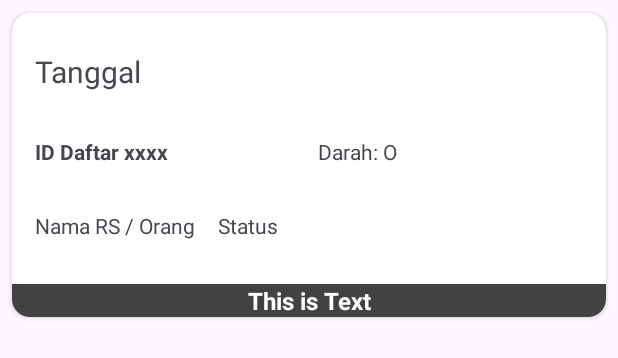
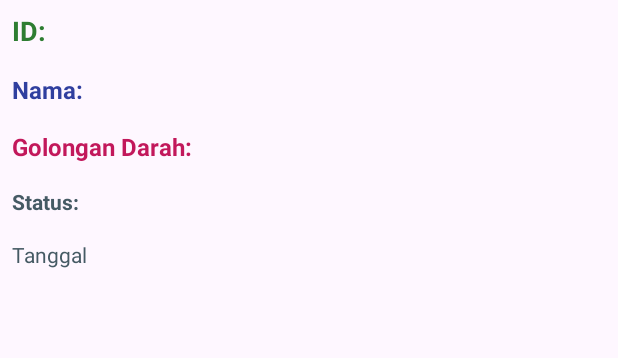
Before and after one commit to mdhkrmd/donorin, an Android app: the layout rv_darahdarurat_item.xml on its own in the app's theme, with its tools: preview values and no code run, on a phone screen of 412 x 824 dp. Shown: the top 358 px of the screen. Run offline under Robolectric (Android 15) with nearby library versions, the phone set to English and light mode, and no system bars.

Commit message:
update list darah darurat

```diff
--- a/app/src/main/java/com/example/donorin/RetroServer.java
+++ b/app/src/main/java/com/example/donorin/RetroServer.java
@@ -4,7 +4,7 @@ import retrofit2.Retrofit;
 import retrofit2.converter.gson.GsonConverterFactory;
 
 public class RetroServer {
-    public static final String BASE_URL = "https://8e87-125-164-23-82.ngrok-free.app/";
+    public static final String BASE_URL = "https://4fa1-125-164-18-27.ngrok-free.app/";
 
     public static RetrofitAPI getRetrofitAPI() {
         return new Retrofit.Builder()
--- a/app/src/main/java/com/example/donorin/RetrofitAPI.java
+++ b/app/src/main/java/com/example/donorin/RetrofitAPI.java
@@ -29,6 +29,9 @@ public interface RetrofitAPI {
     @POST("updateprofil")
     Call<DataModalUpdateProfil> createPostUpdate(@Body DataModalUpdateProfil dataModalUpdateProfil);
 
+    @GET("darah-darurat")
+    Call<List<DataModalDarahDarurat>> getDataDarahDaruratList();
+
     @POST("tambah-darah-darurat")
     Call<DataModalDarahDarurat> createDarahDarurat(@Body DataModalDarahDarurat dataModalDarahDarurat);
 
--- a/app/src/main/java/com/example/donorin/reqDarah.java
+++ b/app/src/main/java/com/example/donorin/reqDarah.java
@@ -72,7 +72,7 @@ public class reqDarah extends AppCompatActivity {
             return;
         }
 
-        DataModalDarahDarurat newData = new DataModalDarahDarurat(nama, golonganDarah, deskripsi);
+        DataModalDarahDarurat newData = new DataModalDarahDarurat(null, nama, golonganDarah, deskripsi, null, null);
 
         Call<DataModalDarahDarurat> call = RetroServer.getRetrofitAPI().createDarahDarurat(newData);
         call.enqueue(new Callback<DataModalDarahDarurat>() {
--- a/app/src/main/res/layout/activity_darah_darurat.xml
+++ b/app/src/main/res/layout/activity_darah_darurat.xml
@@ -4,7 +4,7 @@
     xmlns:tools="http://schemas.android.com/tools"
     android:layout_width="match_parent"
     android:layout_height="match_parent"
-    tools:context=".listRspmi">
+    tools:context=".darahDarurat">
 
     <ScrollView
         android:id="@+id/scrollView2"
@@ -26,8 +26,8 @@
                 android:layout_width="match_parent"
                 android:layout_height="615dp">
 
-                <androidx.recyclerview.widget.RecyclerView
-                    android:id="@+id/rvDarahDarurat"
+                <ListView
+                    android:id="@+id/lvDarahDarurat"
                     android:layout_width="match_parent"
                     android:layout_height="match_parent"
                     android:clipToPadding="false"
--- a/app/src/main/res/layout/rv_darahdarurat_item.xml
+++ b/app/src/main/res/layout/rv_darahdarurat_item.xml
@@ -1,94 +1,55 @@
 <?xml version="1.0" encoding="utf-8"?>
-<androidx.cardview.widget.CardView xmlns:android="http://schemas.android.com/apk/res/android"
-    xmlns:app="http://schemas.android.com/apk/res-auto"
-    android:layout_width="match_parent"
-    android:layout_height="216dp"
-    android:layout_margin="2dp"
-    app:cardCornerRadius="12dp"
-    app:cardUseCompatPadding="true">
-
-    <RelativeLayout
-        android:layout_width="match_parent"
-        android:layout_height="wrap_content">
-
-        <LinearLayout
+<LinearLayout xmlns:android="http://schemas.android.com/apk/res/android"
     android:layout_width="match_parent"
     android:layout_height="wrap_content"
     android:orientation="vertical">
 
     <TextView
+        android:id="@+id/text_id"
         android:layout_width="wrap_content"
         android:layout_height="wrap_content"
-                android:text="Tanggal"
-                android:layout_marginLeft="15dp"
-                android:layout_marginTop="25dp"
-                android:textSize="20dp"/>
-
-            <LinearLayout
-                android:layout_width="match_parent"
-                android:layout_height="wrap_content"
-                android:orientation="horizontal"
-                android:layout_marginTop="30dp">
+        android:text="ID: "
+        android:textSize="18sp"
+        android:textStyle="bold"
+        android:textColor="#2E7D32"
+        android:padding="8dp" />
 
     <TextView
-                    android:id="@+id/txtId"
+        android:id="@+id/text_nama"
         android:layout_width="wrap_content"
         android:layout_height="wrap_content"
-                    android:text="ID Daftar xxxx"
+        android:text="Nama: "
+        android:textSize="16sp"
         android:textStyle="bold"
-                    android:layout_marginLeft="15dp"/>
+        android:textColor="#303F9F"
+        android:padding="8dp" />
 
     <TextView
+        android:id="@+id/text_gol_darah"
         android:layout_width="wrap_content"
         android:layout_height="wrap_content"
-                    android:layout_marginLeft="100dp"
-                    android:text="Darah: " />
+        android:text="Golongan Darah: "
+        android:textSize="16sp"
+        android:textStyle="bold"
+        android:textColor="#C2185B"
+        android:padding="8dp" />
 
     <TextView
-                    android:id="@+id/txtDarah"
+        android:id="@+id/text_status"
         android:layout_width="wrap_content"
         android:layout_height="wrap_content"
-                    android:text="O" />
-
-            </LinearLayout>
-
-            <LinearLayout
-                android:layout_width="match_parent"
-                android:layout_height="wrap_content"
-                android:orientation="horizontal"
-                android:layout_marginTop="30dp">
+        android:padding="8dp"
+        android:text="Status: "
+        android:textStyle="bold"
+        android:textColor="#455A64"
+        android:textSize="14sp"/>
 
     <TextView
-                    android:id="@+id/txtRsOrang"
+        android:id="@+id/txtTanggal"
         android:layout_width="wrap_content"
         android:layout_height="wrap_content"
-                    android:text="Nama RS / Orang"
-                    android:layout_marginLeft="15dp"/>
-
-                <TextView
-                    android:id="@+id/txtStatus"
-                    android:layout_width="wrap_content"
-                    android:layout_height="wrap_content"
-                    android:text="Status"
-                    android:layout_marginLeft="15dp"/>
-
+        android:padding="8dp"
+        android:text="Tanggal "
+        android:textColor="#455A64"
+        android:textSize="14sp" />
 </LinearLayout>
-
-        </LinearLayout>
-
-        <TextView
-            android:id="@+id/tvTitle"
-            android:layout_width="wrap_content"
-            android:layout_height="wrap_content"
-            android:layout_alignParentStart="true"
-            android:layout_alignParentEnd="true"
-            android:layout_alignParentBottom="true"
-            android:background="@color/cardview_dark_background"
-            android:gravity="center"
-            android:text="This is Text"
-            android:textColor="@color/white"
-            android:textSize="16sp"
-            android:textStyle="bold"/>
-
-    </RelativeLayout>
-</androidx.cardview.widget.CardView>
```
Also changed, not shown: app/src/main/java/com/example/donorin/DarahDaruratAdapter.java (added, +62 -0 lines), app/src/main/java/com/example/donorin/DataModalDarahDarurat.java (+34 -2 lines), app/src/main/java/com/example/donorin/darahDarurat.java (+47 -1 lines). Lines whose indentation alone changed are shown as unchanged.
